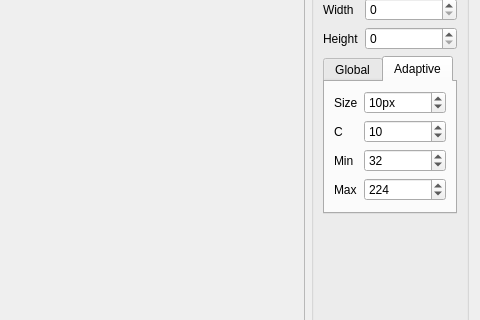
First picture: the form in src/GUI/importImageDialog.ui, repository spillerrec/RICcreator, before the edit; both pictures show x 109 to 589 and y 90 to 410 of the 589 by 624 pixel window.
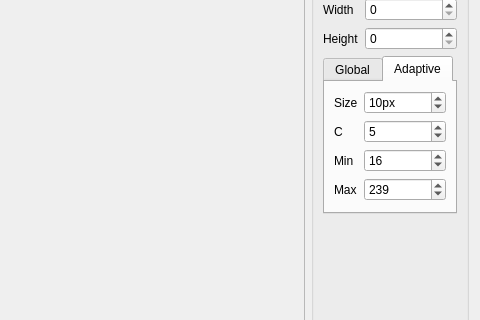
Second picture: the form after the edit. The open tabs and pages were chosen to show the change.

Commit message: ENHANCE: cache thresholds in adaptive thresholding to speed it up. ADD: take gamma in account

Diff of the .ui file:
```diff
--- a/src/GUI/importImageDialog.ui
+++ b/src/GUI/importImageDialog.ui
@@ -179,8 +179,14 @@
               </item>
               <item row="1" column="1">
                <widget class="QSpinBox" name="sbx_adp_c">
+                <property name="minimum">
+                 <number>-128</number>
+                </property>
+                <property name="maximum">
+                 <number>127</number>
+                </property>
                 <property name="value">
-                 <number>10</number>
+                 <number>5</number>
                 </property>
                </widget>
               </item>
@@ -204,7 +210,7 @@
                  <number>255</number>
                 </property>
                 <property name="value">
-                 <number>32</number>
+                 <number>16</number>
                 </property>
                </widget>
               </item>
@@ -221,7 +227,7 @@
                  <number>255</number>
                 </property>
                 <property name="value">
-                 <number>224</number>
+                 <number>239</number>
                 </property>
                </widget>
               </item>
```
Left out of the diff: 4 changed lines with no effect on the pictures. The commit also changes 1 other file.
